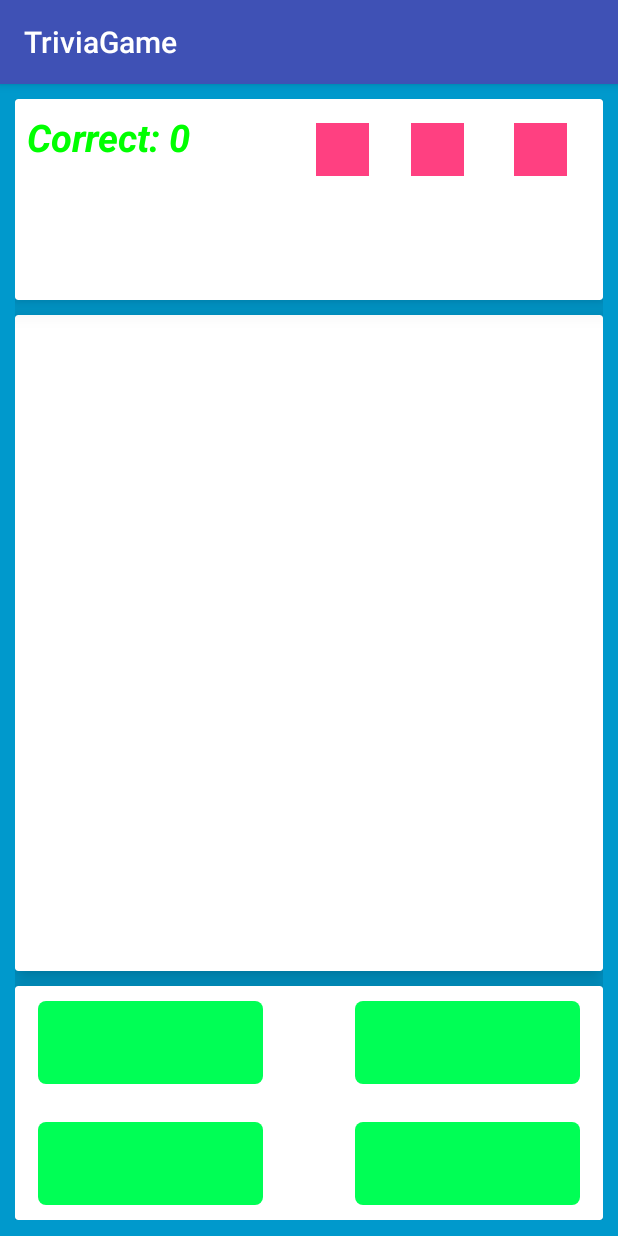
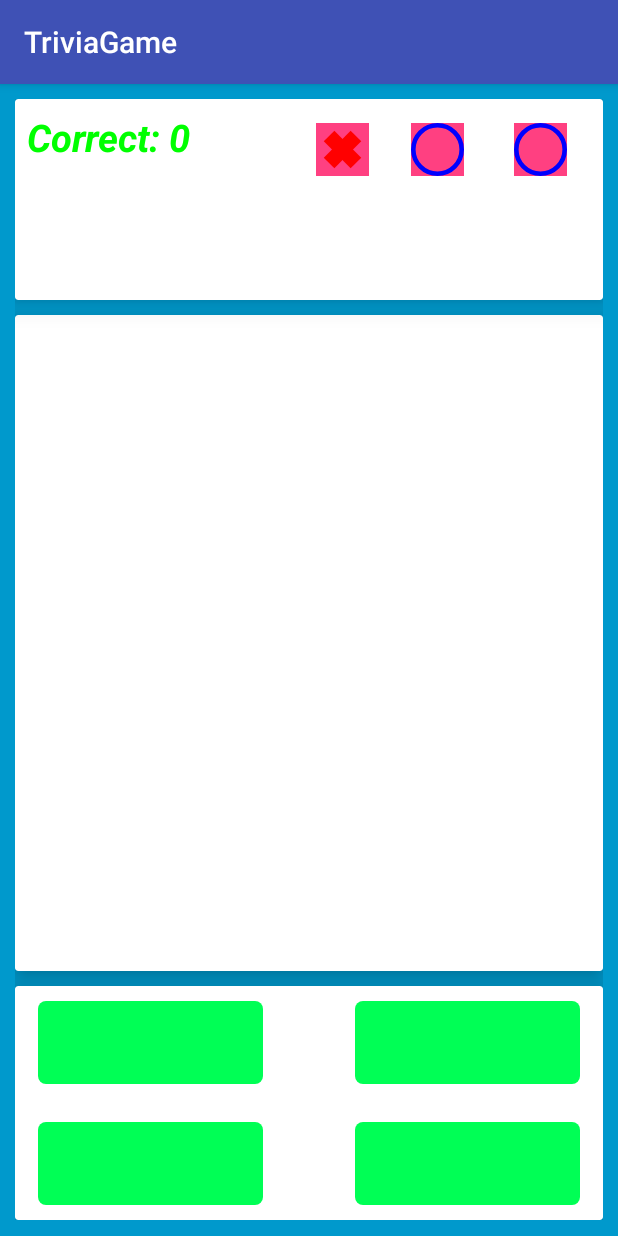
Before and after one commit to mmorgan55/TriviaGame, an Android app: the fragment ThreeLivesGameFragment shown on its own in the app's theme, after a tap on an icon or button, on a phone screen of 412 x 824 dp. Run offline under Robolectric (Android 15) with nearby library versions, the phone set to English and light mode, and no system bars; our stand-ins replace ButterKnife, Room's generated code; libraries missing offline, so code that uses them is left out: android.arch.persistence, org.apache.commons; Roboto replaces fonts that are not available here; 5 statements that could not run were skipped.

Commit message:
Changed ImageSwitchers to ImageViews for the Three Lives game type.
ImageSwitchers needed to have a factory and was more trouble setting those instead of changing the object types.

```diff
--- a/app/src/main/java/edu/cnm/deepdive/triviagame/view/ThreeLivesGameFragment.java
+++ b/app/src/main/java/edu/cnm/deepdive/triviagame/view/ThreeLivesGameFragment.java
@@ -1,12 +1,16 @@
 package edu.cnm.deepdive.triviagame.view;
 
+import android.graphics.drawable.Drawable;
 import android.os.Bundle;
 import android.support.annotation.NonNull;
 import android.view.LayoutInflater;
 import android.view.View;
 import android.view.View.OnClickListener;
 import android.view.ViewGroup;
+import android.widget.ImageSwitcher;
+import android.widget.ImageView;
 import android.widget.TextView;
+import android.widget.ViewSwitcher.ViewFactory;
 import butterknife.BindView;
 import butterknife.ButterKnife;
 import edu.cnm.deepdive.triviagame.R;
@@ -23,8 +27,12 @@ public class ThreeLivesGameFragment extends GameFragment {
 
   @BindView(R.id.sudden_correct_tally)
   TextView correctTally;
-  @BindView(R.id.sudden_lives_counter)
-  TextView livesCounter;
+  @BindView(R.id.life_one)
+  ImageView lifeOne;
+  @BindView(R.id.life_two)
+  ImageView lifeTwo;
+  @BindView(R.id.life_three)
+  ImageView lifeThree;
   @BindView(R.id.sudden_question_text)
   TextView questionText;
   @BindView(R.id.sudden_text_button1)
@@ -36,9 +44,12 @@ public class ThreeLivesGameFragment extends GameFragment {
   @BindView(R.id.sudden_text_button4)
   TextView answers4;
 
+  private Drawable lifeRing;
+  private Drawable lifeX;
   private int questionsCorrect;
-  private int lives;
+  private int livesIndex;
   private List<TextView> answerTexts;
+  private List<ImageView> lives;
   private int questionIndex;
   private OnClickListener listener;
   private TriviaAnswers correctAnswer;
@@ -51,7 +62,9 @@ public class ThreeLivesGameFragment extends GameFragment {
     ButterKnife.bind(this, view);
 
     answerTexts = new ArrayList<>();
-    lives = 3;
+    lives = new ArrayList<>();
+    lifeRing = getResources().getDrawable(R.drawable.life_ring);
+    lifeX = getResources().getDrawable(R.drawable.life_x);
 
     setListener();
 
@@ -63,6 +76,13 @@ public class ThreeLivesGameFragment extends GameFragment {
     answerTexts.add(answers2);
     answerTexts.add(answers3);
     answerTexts.add(answers4);
+    lives.add(lifeOne);
+    lives.add(lifeTwo);
+    lives.add(lifeThree);
+
+    lives.get(0).setImageDrawable(lifeRing);
+    lives.get(1).setImageDrawable(lifeRing);
+    lives.get(2).setImageDrawable(lifeRing);
 
     return view;
   }
@@ -99,7 +119,7 @@ public class ThreeLivesGameFragment extends GameFragment {
       continueGame();
     } else {
       updateLives(true);
-      if (lives == 0) {
+      if (livesIndex == 3) {
         for (TextView text : answerTexts) {
           text.setEnabled(false);
         }
@@ -125,10 +145,10 @@ public class ThreeLivesGameFragment extends GameFragment {
 
   private void updateLives(boolean answerWrong) {
     if (answerWrong) {
-      lives--;
+      lives.get(livesIndex).setImageDrawable(lifeX);
+      livesIndex++;
     }
 
-    livesCounter.setText(getString(R.string.lives_counter, lives));
   }
 
   private void setListener() {
--- a/app/src/main/res/layout/fragment_three_lives_game.xml
+++ b/app/src/main/res/layout/fragment_three_lives_game.xml
@@ -32,7 +32,7 @@
         app:layout_constraintStart_toStartOf="parent"
         app:layout_constraintTop_toTopOf="parent"/>
 
-      <ImageSwitcher
+      <ImageView
         android:id="@+id/life_one"
         android:layout_width="35dp"
         android:layout_height="35dp"
@@ -42,7 +42,7 @@
         app:layout_constraintStart_toEndOf="@+id/sudden_correct_tally"
         app:layout_constraintTop_toTopOf="parent"/>
 
-      <ImageSwitcher
+      <ImageView
         android:id="@+id/life_two"
         android:layout_width="35dp"
         android:layout_height="35dp"
@@ -53,7 +53,7 @@
         app:layout_constraintTop_toTopOf="parent"/>
 
 
-      <ImageSwitcher
+      <ImageView
         android:id="@+id/life_three"
         android:layout_width="35dp"
         android:layout_height="35dp"
```
